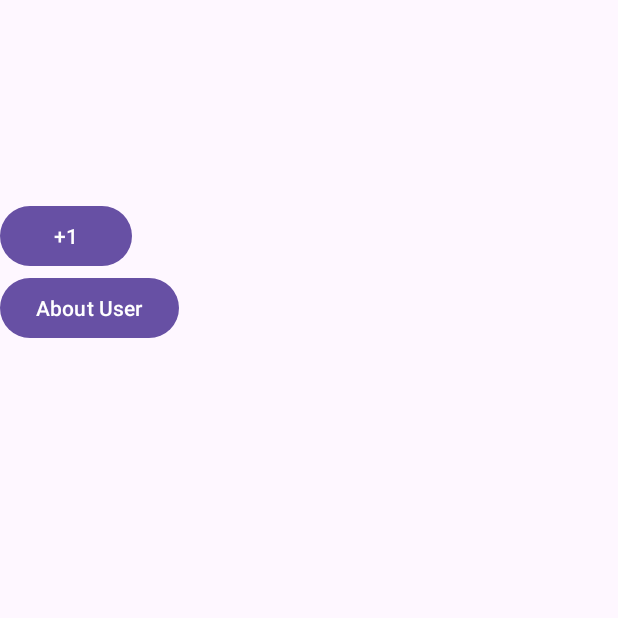
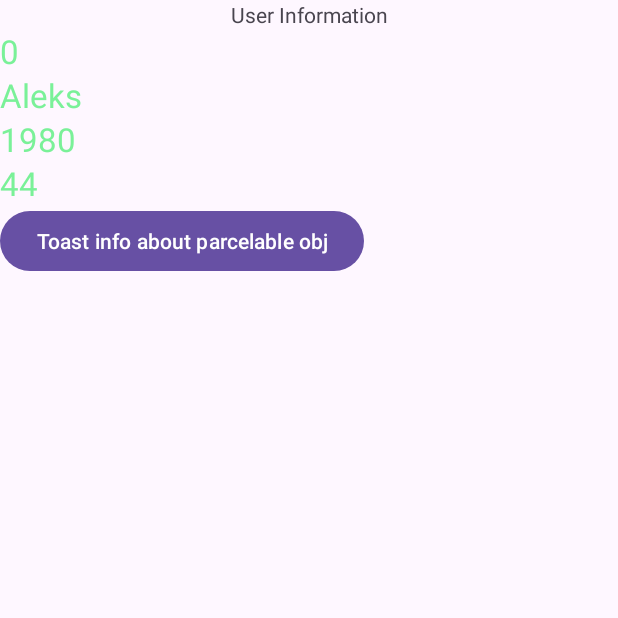
Before and after one commit to ARSuleimanov/5.8-kotlin-study, an Android app: the screen it shows after launch (MainActivity before the commit, UserInfoActivity after it), after a tap on "About User", on a phone screen of 412 x 824 dp, the top half of it. Run offline under Robolectric (Android 15) with nearby library versions, the phone set to English and light mode, and no system bars.

Commit message:
serializable

```diff
--- a/L1/app/build.gradle.kts
+++ b/L1/app/build.gradle.kts
@@ -1,7 +1,7 @@
 plugins {
     id("com.android.application")
     id("org.jetbrains.kotlin.android")
-    //id ("kotlin-parcelize")
+    id ("kotlin-parcelize")
 
 }
 
--- a/L1/app/src/main/AndroidManifest.xml
+++ b/L1/app/src/main/AndroidManifest.xml
@@ -3,8 +3,8 @@
     xmlns:tools="http://schemas.android.com/tools">
 
     <application
+        android:name=".MyApplication"
         android:allowBackup="true"
-        android:name=".MyApplication"
         android:dataExtractionRules="@xml/data_extraction_rules"
         android:fullBackupContent="@xml/backup_rules"
         android:icon="@mipmap/ic_launcher"
@@ -24,6 +24,9 @@
                 <category android:name="android.intent.category.LAUNCHER" />
             </intent-filter>
         </activity>
+        <activity
+            android:name="ru.sar.l1.UserInfoActivity"
+            android:exported="true" />
     </application>
 
 </manifest>
--- a/L1/app/src/main/java/ru/sar/l1/MainActivity.kt
+++ b/L1/app/src/main/java/ru/sar/l1/MainActivity.kt
@@ -8,25 +8,26 @@ import android.os.Bundle
 import android.util.Log
 import android.widget.Button
 
+
 import androidx.appcompat.app.AppCompatActivity
 
 
-
-const val LOG_TAG = "activity"
-const val KEY_OBJ = "MyObject"
-
-class MainActivity : AppCompatActivity() {
-    //@Parcelize
+const val LOG_TAG = "SAR"
+const val KEY_OBJ_SER = "MyObject"
+const val KEY_OBJ_PARC = "MyObject_parc"
 
 
+class MainActivity : AppCompatActivity(R.layout.activity_main) {
 
 
-    private val aleks: MyApplication.User = MyApplication.User(0, "Aleks", 1980)
+    private val aleks: MyApplication.UserSer = MyApplication.UserSer(0, "Aleks", 1980)
+    private val boris: MyApplication.UserSer = MyApplication.UserSer(1, "Boris", 1951)
     override fun onCreate(savedInstanceState: Bundle?) {
         super.onCreate(savedInstanceState)
-        setContentView(R.layout.activity_main)
+//        setContentView(R.layout.activity_main)
 
         Log.d(LOG_TAG, "onCreate")
+
         initBtn()
 
 
@@ -35,9 +36,11 @@ class MainActivity : AppCompatActivity() {
     private fun initBtn() {
         val btnUserInfo = findViewById<Button>(R.id.BtnUserInfo)
         btnUserInfo.setOnClickListener {
-            aleks.toast(this)
+//            aleks.toast(this)
+//            Toast.makeText(this, aleks.name, Toast.LENGTH_SHORT).show()
             val tr = Intent(this, UserInfoActivity::class.java)
-            tr.putExtra(KEY_OBJ, aleks)
+            tr.putExtra(KEY_OBJ_SER, aleks)               //sent the serializable object
+            tr.putExtra(KEY_OBJ_PARC,boris)               //sent the parcelable object
             startActivity(tr)
         }
     }
@@ -56,6 +59,7 @@ class MainActivity : AppCompatActivity() {
     override fun onResume() {
         super.onResume()
         Log.d(LOG_TAG, "onResume")
+        Log.d(LOG_TAG, "boris:$boris")
     }
 
     override fun onSaveInstanceState(outState: Bundle) {
--- a/L1/app/src/main/java/ru/sar/l1/MyApplication.kt
+++ b/L1/app/src/main/java/ru/sar/l1/MyApplication.kt
@@ -2,22 +2,53 @@ package ru.sar.l1
 
 import android.app.Application
 import android.content.Context
+import android.os.Parcel
+import android.os.Parcelable
 import android.widget.Toast
+import kotlinx.parcelize.Parcelize
 //import android.util.Log
 import java.io.Serializable
 
 //var cnt = 0
 
 class MyApplication : Application() {
-    //    var cnt=0
-    class User(
+
+    //TIP Parcelable class
+    @Parcelize
+    class UserParc(
+        val id: Int = 0,
+        val name: String = "Anonimouse",
+        val birthYear: Int = 2000
+    ) : Parcelable {
+
+
+
+        fun getAge(): Int {
+            return (java.util.Calendar.getInstance().get(java.util.Calendar.YEAR) - birthYear)
+        }
+
+        fun toast(con: Context) {
+            Toast.makeText(
+                con,
+                "UserParc info\nID=$id\nName=$name\nAge=${getAge()}",
+                Toast.LENGTH_SHORT
+            ).show()
+
+        }
+
+
+    }
+
+    //TIP Serializable class
+    class UserSer(
         val id: Int = 0,
         val name: String = "Anonimouse",
         val birthYear: Int = 2000
     ) : Serializable {
-        private fun getAge(): Int {
+        fun getAge(): Int {
             return (java.util.Calendar.getInstance().get(java.util.Calendar.YEAR) - birthYear)
         }
+
         fun toast(con: Context) {
             Toast.makeText(
                 con,
@@ -26,13 +57,6 @@ class MyApplication : Application() {
             ).show()
 
         }
+
     }
-//        override fun onCreate() {
-//            super.onCreate()
-//            Log.d("MyApplication", "MyApplication onCreate the testing")
-//        }
-
-//        fun inc() {
-//            cnt++
-//        }
-    }
+}
--- a/L1/app/src/main/java/ru/sar/l1/UserInfoActivity.kt
+++ b/L1/app/src/main/java/ru/sar/l1/UserInfoActivity.kt
@@ -1,21 +1,45 @@
 package ru.sar.l1
 
 import android.os.Bundle
-import android.os.PersistableBundle
+import android.util.Log
+
+
+import android.widget.Button
 import android.widget.TextView
+import android.widget.Toast
+
+
 import androidx.appcompat.app.AppCompatActivity
 
-class UserInfoActivity:AppCompatActivity(R.layout.activity_userinfo) {
-    lateinit var A:MyApplication.User
-    override fun onCreate(savedInstanceState: Bundle?, persistentState: PersistableBundle?) {
-        super.onCreate(savedInstanceState, persistentState)
-        A=intent.getSerializableExtra(KEY_OBJ) as MyApplication.User
+class UserInfoActivity : AppCompatActivity(R.layout.activity_userinfo) {
+    lateinit var A: MyApplication.UserSer
+    lateinit var B: MyApplication.UserParc
+    override fun onCreate(savedInstanceState: Bundle?) {
+        super.onCreate(savedInstanceState)
+        setContentView(R.layout.activity_userinfo)
+        A=intent.getSerializableExtra(KEY_OBJ_SER) as MyApplication.UserSer
+       //    B = MyApplication.UserSer(12, "Dima", 1995)
+        B = intent.getParcelableExtra(KEY_OBJ_PARC) ?: MyApplication.UserParc()
+        //
+        Log.d(LOG_TAG, "B: $B")
 
+
+        findViewById<Button>(R.id.Btn_userInfoActivity).setOnClickListener {
+            //Toast.makeText(this, "Rigth - you pressed", Toast.LENGTH_LONG).show()
+            B.toast(this)
+
+
+        }
     }
 
     override fun onResume() {
         super.onResume()
-        findViewById<TextView>(R.id.Name).text=A.name
+        findViewById <TextView>(R.id.Name).text=A.name
+
         findViewById<TextView>(R.id.id).text=A.id.toString()
+        findViewById<TextView>(R.id.BirthYear).text=A.birthYear.toString()
+        findViewById<TextView>(R.id.Age).text=A.getAge().toString()
+
+        Toast.makeText(this, "ATTENTION! Parcelable doesn't work!", Toast.LENGTH_SHORT).show()
     }
 }
--- a/L1/app/src/main/res/layout/activity_userinfo.xml
+++ b/L1/app/src/main/res/layout/activity_userinfo.xml
@@ -1,36 +1,39 @@
 <?xml version="1.0" encoding="utf-8"?>
 <LinearLayout xmlns:android="http://schemas.android.com/apk/res/android"
-    android:orientation="vertical"
     android:layout_width="match_parent"
-    android:layout_height="match_parent">
+    android:layout_height="match_parent"
+    android:orientation="vertical">
+
     <TextView
         android:layout_width="match_parent"
         android:layout_height="wrap_content"
         android:text="User Information"
-        android:textAlignment="center"
-    />
+        android:textAlignment="center" />
+
     <TextView
         android:id="@+id/id"
         style="@style/userInfoText"
-        android:text="-No ID receipted"
-        />
+        android:text="-No ID receipted" />
+
     <TextView
         android:id="@+id/Name"
         style="@style/userInfoText"
-        android:text="-"
-        />
+        android:text="-" />
+
     <TextView
         android:id="@+id/BirthYear"
         style="@style/userInfoText"
-        android:text="-"
-        />
+        android:text="-" />
+
     <TextView
         android:id="@+id/Age"
         style="@style/userInfoText"
-        android:text="-"
-        />
+        android:text="-" />
 
-
-
+    <Button
+        android:id="@+id/Btn_userInfoActivity"
+        android:layout_width="wrap_content"
+        android:layout_height="wrap_content"
+        android:text="Toast info about parcelable obj" />
 
 </LinearLayout>
```
